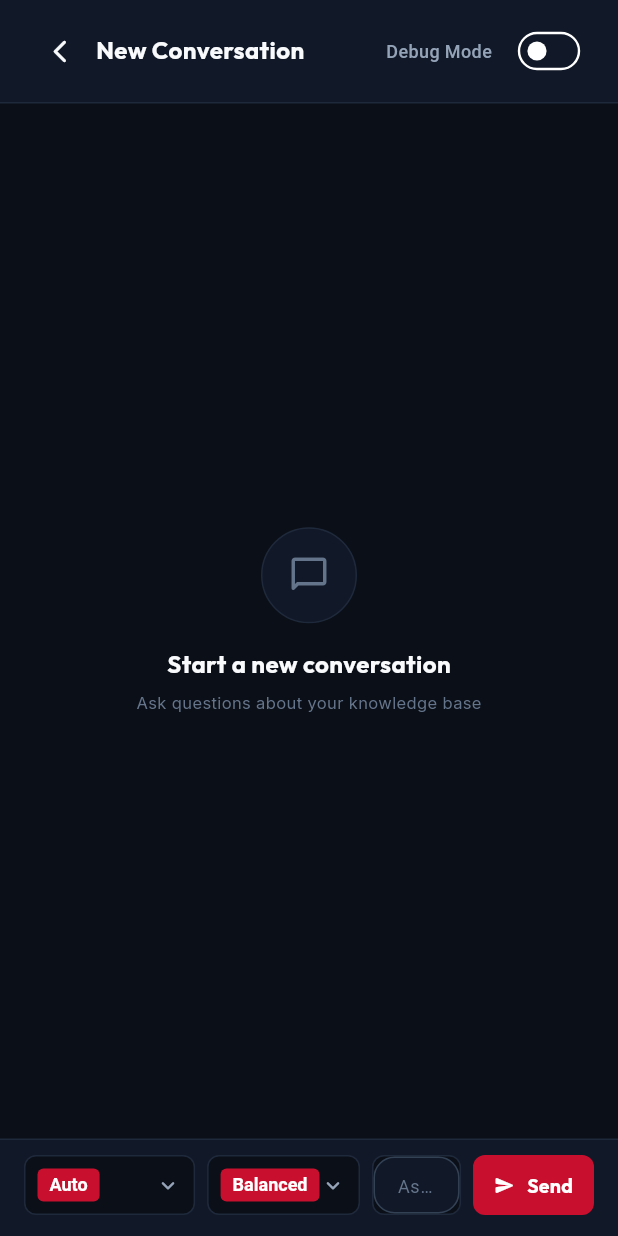
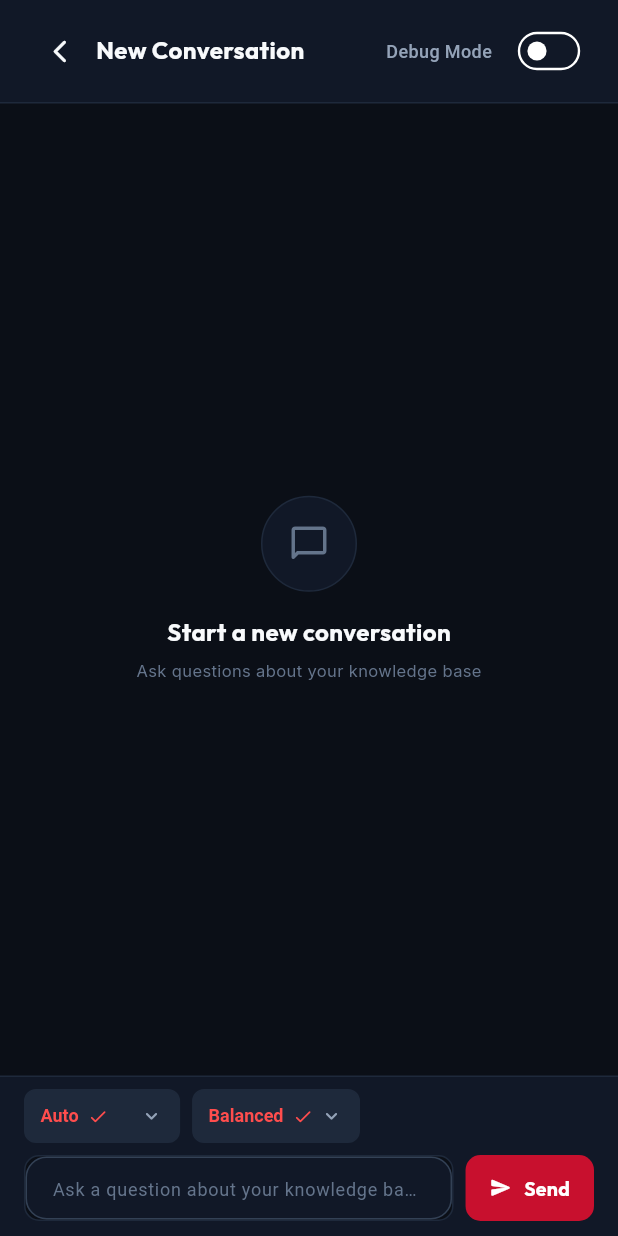
Before and after one commit to ammmar7874-dev/lead-agentui, a Flutter app: the ChatView screen opened directly, after a tap on "New Chat", on a phone screen of 412 x 824 dp. Run offline on Flutter 3.47's test engine with Material 3 defaults, Android fonts, the phone set to English and light mode, and no system bars; our stand-ins replace fl_chart, flutter_animate, flutter_spinkit, get, get_storage, google_fonts; accounts and stored records are empty.

Commit message:
fix: professional responsive 2-tier chat bottom input bar with clean dropdown pills

```diff
--- a/lib/modules/user/views/chat_view.dart
+++ b/lib/modules/user/views/chat_view.dart
@@ -339,7 +339,7 @@ class ChatView extends GetView<ChatController> {
           ),
 
           // Bottom Dropdowns & Input Bar
-          _buildBottomInputBar(isDark),
+          _buildBottomInputBar(isDark, isWide: isWide),
         ],
       );
     });
@@ -390,11 +390,11 @@ class ChatView extends GetView<ChatController> {
   }
 
   // ==========================================
-  // 4: BOTTOM BAR (DROPDOWNS + INPUT + SEND)
+  // 4: BOTTOM BAR (RESPONSIVE DROPDOWNS + INPUT + SEND)
   // ==========================================
-  Widget _buildBottomInputBar(bool isDark) {
+  Widget _buildBottomInputBar(bool isDark, {required bool isWide}) {
     return Container(
-      padding: const EdgeInsets.fromLTRB(16, 10, 16, 14),
+      padding: EdgeInsets.fromLTRB(16, isWide ? 10 : 8, 16, isWide ? 14 : 10),
       decoration: BoxDecoration(
         color: isDark ? AppColors.darkSurface : AppColors.lightSurface,
         border: Border(
@@ -403,13 +403,21 @@ class ChatView extends GetView<ChatController> {
           ),
         ),
       ),
-      child: Column(
+      child: isWide
+          ? _buildDesktopBottomRow(isDark)
+          : _buildMobileBottomColumn(isDark),
+    );
+  }
+
+  // Mobile / Narrow Bottom Layout (2-tier clean)
+  Widget _buildMobileBottomColumn(bool isDark) {
+    return Column(
       mainAxisSize: MainAxisSize.min,
+      crossAxisAlignment: CrossAxisAlignment.stretch,
       children: [
+        // Mode Selector Pills Row
         Row(
-            crossAxisAlignment: CrossAxisAlignment.center,
           children: [
-              // 1: Source Mode Dropdown (Auto, Docs (RAG), Database, App Live)
             _buildDropdownPicker(
               value: controller.currentSourceMode.value,
               items: controller.sourceModeOptions,
@@ -417,11 +425,9 @@ class ChatView extends GetView<ChatController> {
                 if (val != null) controller.setSourceMode(val);
               },
               isDark: isDark,
+              icon: Icons.layers_outlined,
             ),
-
             const SizedBox(width: 8),
-
-              // 2: Model Mode Dropdown (Fast, Balanced, Best)
             _buildDropdownPicker(
               value: controller.currentModelMode.value,
               items: controller.modelModeOptions,
@@ -429,17 +435,31 @@ class ChatView extends GetView<ChatController> {
                 if (val != null) controller.setModelMode(val);
               },
               isDark: isDark,
+              icon: Icons.speed_rounded,
             ),
-
-              const SizedBox(width: 8),
-
-              // 3: Input Field
+            const Spacer(),
+            if (controller.currentMessages.isNotEmpty)
+              IconButton(
+                icon: Icon(
+                  Icons.delete_sweep_outlined,
+                  size: 20,
+                  color: isDark ? AppColors.darkTextMuted : AppColors.lightTextMuted,
+                ),
+                onPressed: controller.clearConversation,
+                tooltip: 'Clear messages',
+              ),
+          ],
+        ),
+        const SizedBox(height: 8),
+        // Full Width Input Box + Send Button
+        Row(
+          children: [
             Expanded(
               child: Container(
-                  height: 40,
+                height: 44,
                 decoration: BoxDecoration(
                   color: isDark ? AppColors.darkBackground : AppColors.lightBackground,
-                    borderRadius: BorderRadius.circular(8),
+                  borderRadius: BorderRadius.circular(10),
                   border: Border.all(
                     color: isDark ? AppColors.darkBorderSubtle : AppColors.lightBorderSubtle,
                   ),
@@ -457,21 +477,18 @@ class ChatView extends GetView<ChatController> {
                       fontSize: 12,
                       color: isDark ? AppColors.darkTextMuted : AppColors.lightTextMuted,
                     ),
-                      contentPadding: const EdgeInsets.symmetric(horizontal: 12, vertical: 10),
+                    contentPadding: const EdgeInsets.symmetric(horizontal: 14, vertical: 12),
                     border: InputBorder.none,
                   ),
                 ),
               ),
             ),
-
             const SizedBox(width: 8),
-
-              // 4: Send Button
             SizedBox(
-                height: 40,
+              height: 44,
               child: ElevatedButton.icon(
                 onPressed: controller.sendMessage,
-                  icon: const Icon(Icons.send_rounded, size: 14, color: Colors.white),
+                icon: const Icon(Icons.send_rounded, size: 15, color: Colors.white),
                 label: const Text(
                   'Send',
                   style: TextStyle(fontSize: 13, fontWeight: FontWeight.w700, color: Colors.white),
@@ -479,15 +496,90 @@ class ChatView extends GetView<ChatController> {
                 style: ElevatedButton.styleFrom(
                   backgroundColor: AppColors.primary,
                   elevation: 0,
-                    padding: const EdgeInsets.symmetric(horizontal: 14),
-                    shape: RoundedRectangleBorder(borderRadius: BorderRadius.circular(8)),
+                  padding: const EdgeInsets.symmetric(horizontal: 16),
+                  shape: RoundedRectangleBorder(borderRadius: BorderRadius.circular(10)),
                 ),
               ),
             ),
           ],
         ),
       ],
+    );
+  }
+
+  // Desktop / Wide Bottom Layout (Single row)
+  Widget _buildDesktopBottomRow(bool isDark) {
+    return Row(
+      crossAxisAlignment: CrossAxisAlignment.center,
+      children: [
+        _buildDropdownPicker(
+          value: controller.currentSourceMode.value,
+          items: controller.sourceModeOptions,
+          onChanged: (val) {
+            if (val != null) controller.setSourceMode(val);
+          },
+          isDark: isDark,
+          icon: Icons.layers_outlined,
         ),
+        const SizedBox(width: 8),
+        _buildDropdownPicker(
+          value: controller.currentModelMode.value,
+          items: controller.modelModeOptions,
+          onChanged: (val) {
+            if (val != null) controller.setModelMode(val);
+          },
+          isDark: isDark,
+          icon: Icons.speed_rounded,
+        ),
+        const SizedBox(width: 10),
+        Expanded(
+          child: Container(
+            height: 44,
+            decoration: BoxDecoration(
+              color: isDark ? AppColors.darkBackground : AppColors.lightBackground,
+              borderRadius: BorderRadius.circular(10),
+              border: Border.all(
+                color: isDark ? AppColors.darkBorderSubtle : AppColors.lightBorderSubtle,
+              ),
+            ),
+            child: TextField(
+              controller: controller.inputController,
+              onSubmitted: (_) => controller.sendMessage(),
+              style: TextStyle(
+                fontSize: 13,
+                color: isDark ? AppColors.darkTextPrimary : AppColors.lightTextPrimary,
+              ),
+              decoration: InputDecoration(
+                hintText: 'Ask a question about your knowledge base...',
+                hintStyle: TextStyle(
+                  fontSize: 12,
+                  color: isDark ? AppColors.darkTextMuted : AppColors.lightTextMuted,
+                ),
+                contentPadding: const EdgeInsets.symmetric(horizontal: 14, vertical: 12),
+                border: InputBorder.none,
+              ),
+            ),
+          ),
+        ),
+        const SizedBox(width: 8),
+        SizedBox(
+          height: 44,
+          child: ElevatedButton.icon(
+            onPressed: controller.sendMessage,
+            icon: const Icon(Icons.send_rounded, size: 15, color: Colors.white),
+            label: const Text(
+              'Send',
+              style: TextStyle(fontSize: 13, fontWeight: FontWeight.w700, color: Colors.white),
+            ),
+            style: ElevatedButton.styleFrom(
+              backgroundColor: AppColors.primary,
+              elevation: 0,
+              padding: const EdgeInsets.symmetric(horizontal: 18),
+              shape: RoundedRectangleBorder(borderRadius: BorderRadius.circular(10)),
+            ),
+          ),
+        ),
+      ],
     );
   }
 
@@ -497,14 +589,15 @@ class ChatView extends GetView<ChatController> {
     required List<String> items,
     required ValueChanged<String?> onChanged,
     required bool isDark,
+    IconData? icon,
   }) {
     final validValue = items.contains(value) ? value : items.first;
 
     return Container(
-      height: 40,
-      padding: const EdgeInsets.symmetric(horizontal: 8),
+      height: 36,
+      padding: const EdgeInsets.symmetric(horizontal: 10),
       decoration: BoxDecoration(
-        color: isDark ? AppColors.darkBackground : AppColors.lightBackground,
+        color: isDark ? AppColors.darkCard : AppColors.lightBackground,
         borderRadius: BorderRadius.circular(8),
         border: Border.all(
           color: isDark ? AppColors.darkBorderSubtle : AppColors.lightBorderSubtle,
@@ -513,12 +606,17 @@ class ChatView extends GetView<ChatController> {
       child: DropdownButtonHideUnderline(
         child: DropdownButton<String>(
           value: validValue,
-          icon: Icon(
+          isDense: true,
+          icon: Padding(
+            padding: const EdgeInsets.only(left: 4),
+            child: Icon(
               Icons.keyboard_arrow_down_rounded,
-            size: 18,
+              size: 16,
               color: isDark ? AppColors.darkTextSecondary : AppColors.lightTextSecondary,
             ),
-          dropdownColor: isDark ? AppColors.darkCard : AppColors.lightSurface,
+          ),
+          dropdownColor: isDark ? AppColors.darkSurface : AppColors.lightSurface,
+          borderRadius: BorderRadius.circular(10),
           style: TextStyle(
             fontSize: 12,
             fontWeight: FontWeight.w600,
@@ -528,22 +626,24 @@ class ChatView extends GetView<ChatController> {
             final isSelected = item == validValue;
             return DropdownMenuItem<String>(
               value: item,
-              child: Container(
-                padding: const EdgeInsets.symmetric(horizontal: 8, vertical: 4),
-                decoration: BoxDecoration(
-                  color: isSelected ? AppColors.primary : Colors.transparent,
-                  borderRadius: BorderRadius.circular(4),
-                ),
-                child: Text(
+              child: Row(
+                mainAxisSize: MainAxisSize.min,
+                children: [
+                  Text(
                     item,
                     style: TextStyle(
                       fontSize: 12,
                       fontWeight: isSelected ? FontWeight.w700 : FontWeight.w500,
                       color: isSelected
-                        ? Colors.white
+                          ? AppColors.primaryLight
                           : (isDark ? AppColors.darkTextPrimary : AppColors.lightTextPrimary),
                     ),
                   ),
+                  if (isSelected) ...[
+                    const SizedBox(width: 6),
+                    const Icon(Icons.check_rounded, size: 14, color: AppColors.primaryLight),
+                  ],
+                ],
               ),
             );
           }).toList(),
```
Lines whose indentation alone changed are shown as unchanged.
